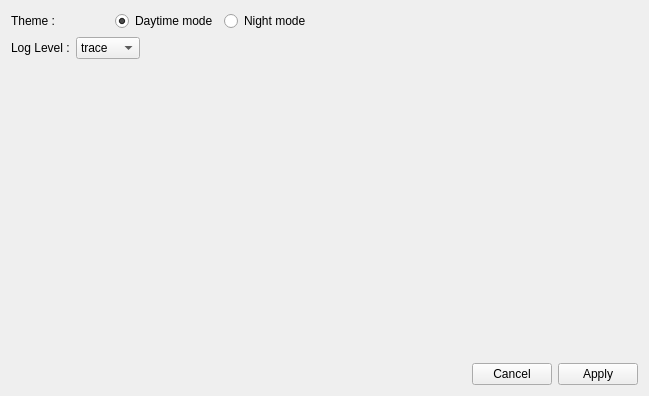
This is hqtop/settingwidget.ui in frankenstein27/hqtop as Qt 5 draws it before an edit. The edited form follows.
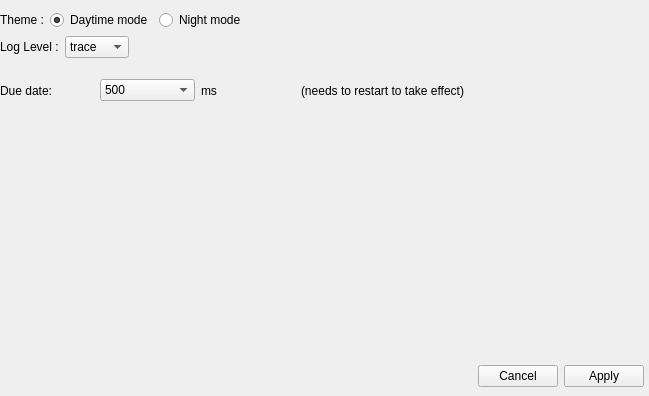
This is the edited form.

Patch:
```diff
--- a/hqtop/settingwidget.ui
+++ b/hqtop/settingwidget.ui
@@ -13,8 +13,15 @@
   <property name="windowTitle">
    <string>Form</string>
   </property>
-  <layout class="QGridLayout" name="gridLayout">
-   <item row="0" column="0">
+  <widget class="QWidget" name="">
+   <property name="geometry">
+    <rect>
+     <x>0</x>
+     <y>10</y>
+     <width>465</width>
+     <height>107</height>
+    </rect>
+   </property>
     <layout class="QVBoxLayout" name="verticalLayout_2">
      <item>
       <layout class="QVBoxLayout" name="verticalLayout">
@@ -44,6 +51,19 @@
            </property>
           </widget>
          </item>
+        <item>
+         <spacer name="horizontalSpacer_3">
+          <property name="orientation">
+           <enum>Qt::Horizontal</enum>
+          </property>
+          <property name="sizeHint" stdset="0">
+           <size>
+            <width>40</width>
+            <height>20</height>
+           </size>
+          </property>
+         </spacer>
+        </item>
         </layout>
        </item>
       </layout>
@@ -111,22 +131,86 @@
        </item>
       </layout>
      </item>
-    </layout>
-   </item>
-   <item row="1" column="0">
-    <spacer name="verticalSpacer_2">
-     <property name="orientation">
-      <enum>Qt::Vertical</enum>
-     </property>
-     <property name="sizeHint" stdset="0">
-      <size>
-       <width>0</width>
-       <height>0</height>
-      </size>
-     </property>
-    </spacer>
-   </item>
-   <item row="2" column="1">
+    <item>
+     <layout class="QHBoxLayout" name="horizontalLayout_4">
+      <item>
+       <widget class="QLabel" name="label_3">
+        <property name="text">
+         <string>Due date:</string>
+        </property>
+       </widget>
+      </item>
+      <item>
+       <widget class="QComboBox" name="DueDateComboBox">
+        <item>
+         <property name="text">
+          <string>500</string>
+         </property>
+        </item>
+        <item>
+         <property name="text">
+          <string>800</string>
+         </property>
+        </item>
+        <item>
+         <property name="text">
+          <string>1000</string>
+         </property>
+        </item>
+        <item>
+         <property name="text">
+          <string>1200</string>
+         </property>
+        </item>
+        <item>
+         <property name="text">
+          <string>1500</string>
+         </property>
+        </item>
+        <item>
+         <property name="text">
+          <string>3000</string>
+         </property>
+        </item>
+        <item>
+         <property name="text">
+          <string>5000</string>
+         </property>
+        </item>
+        <item>
+         <property name="text">
+          <string>10000</string>
+         </property>
+        </item>
+       </widget>
+      </item>
+      <item>
+       <widget class="QLabel" name="label_4">
+        <property name="text">
+         <string>ms</string>
+        </property>
+       </widget>
+      </item>
+      <item>
+       <widget class="QLabel" name="label_5">
+        <property name="text">
+         <string>(needs to restart to take effect)</string>
+        </property>
+       </widget>
+      </item>
+     </layout>
+    </item>
+   </layout>
+  </widget>
+  <widget class="QWidget" name="">
+   <property name="geometry">
+    <rect>
+     <x>430</x>
+     <y>360</y>
+     <width>214</width>
+     <height>32</height>
+    </rect>
+   </property>
     <layout class="QHBoxLayout" name="horizontalLayout">
      <item>
       <spacer name="horizontalSpacer">
@@ -156,8 +240,7 @@
       </widget>
      </item>
     </layout>
-   </item>
-  </layout>
+  </widget>
  </widget>
  <resources/>
  <connections/>
```
Lines whose indentation alone changed are shown as unchanged.
